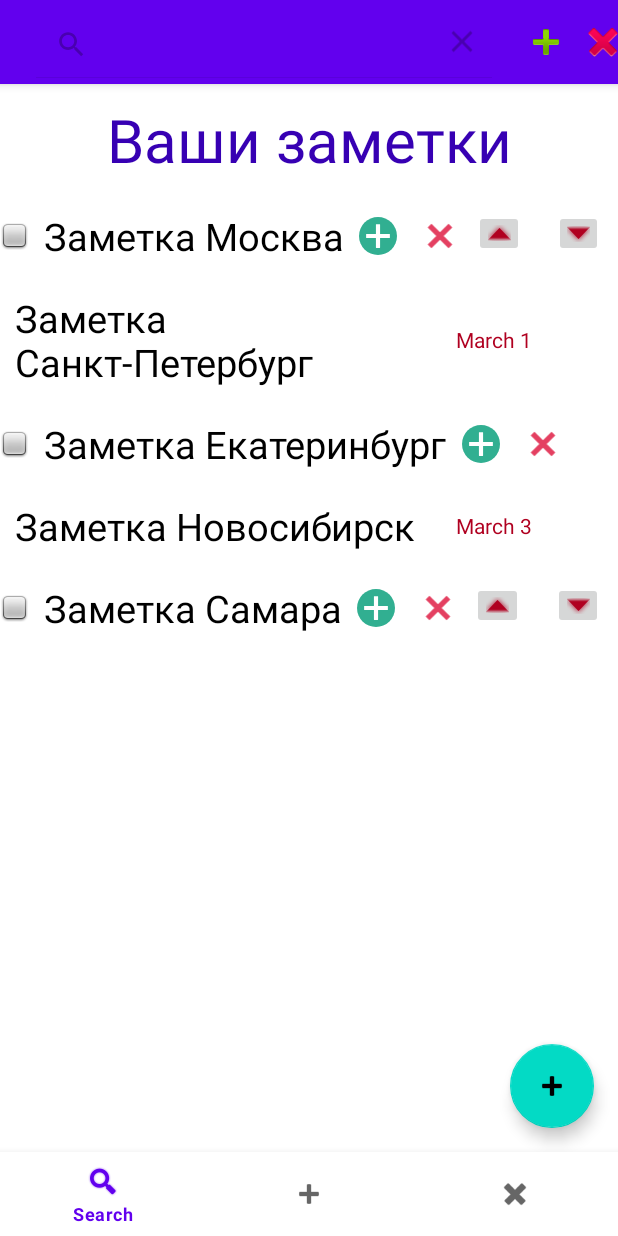
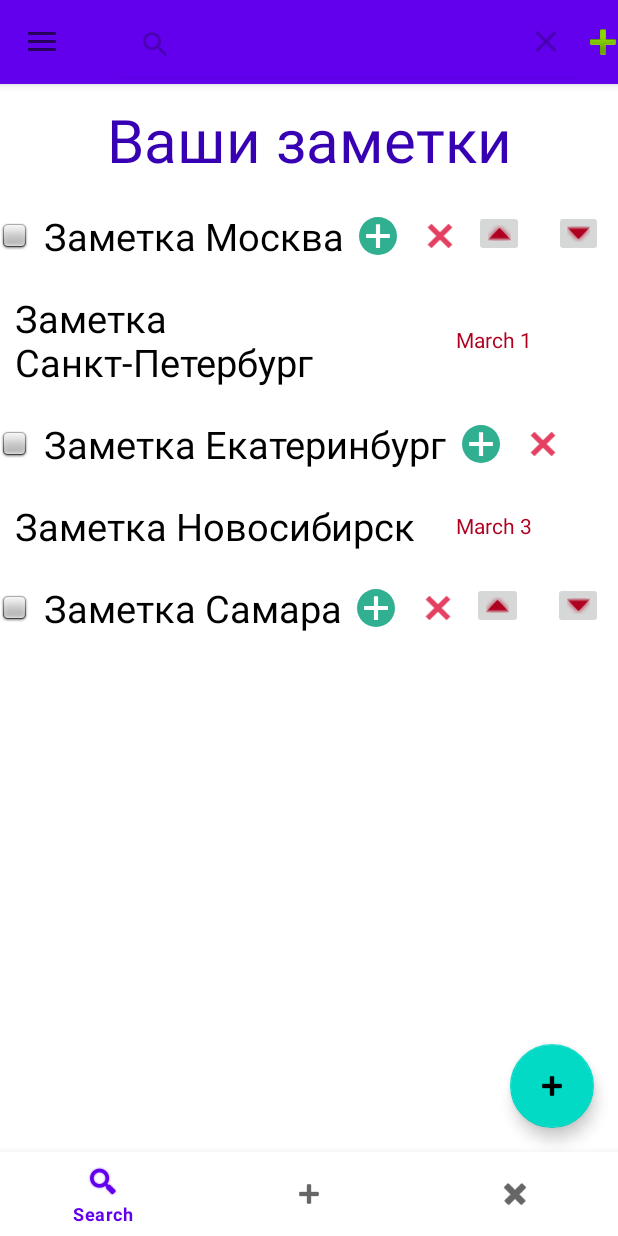
Before and after one commit to Iliassemeonidis/Android, an Android app: the screen it shows after launch (MainActivity), after a tap on "Search", on a phone screen of 412 x 824 dp. Run offline under Robolectric (Android 15) with nearby library versions, the phone set to English and light mode, and no system bars.

Commit message:
DrawerLayout

```diff
--- a/app/src/main/java/ru/adnroid/myapplication/main/MainActivity.java
+++ b/app/src/main/java/ru/adnroid/myapplication/main/MainActivity.java
@@ -8,15 +8,19 @@ import android.view.MenuInflater;
 import android.view.MenuItem;
 import android.widget.Toast;
 
+import androidx.annotation.NonNull;
 import androidx.annotation.Nullable;
+import androidx.appcompat.app.ActionBarDrawerToggle;
 import androidx.appcompat.app.AppCompatActivity;
 import androidx.appcompat.widget.SearchView;
 import androidx.appcompat.widget.Toolbar;
+import androidx.drawerlayout.widget.DrawerLayout;
 import androidx.fragment.app.Fragment;
 import androidx.fragment.app.FragmentManager;
 import androidx.fragment.app.FragmentTransaction;
 
 import com.google.android.material.bottomnavigation.BottomNavigationView;
+import com.google.android.material.navigation.NavigationView;
 
 import ru.adnroid.myapplication.EditFragment;
 import ru.adnroid.myapplication.R;
@@ -48,12 +52,34 @@ public class MainActivity extends AppCompatActivity {
 
         Toolbar toolbar = findViewById(R.id.toolbar);
         setSupportActionBar(toolbar);
+        initDrawer(toolbar);
 
         if (savedInstanceState == null) {
             addMainFragment();
         }
         addFragment(savedInstanceState);
     }
+
+    private void initDrawer(Toolbar toolbar) {
+        final DrawerLayout drawer = findViewById(R.id.drawer_layout);
+        ActionBarDrawerToggle toggle = new ActionBarDrawerToggle(
+                this, drawer, toolbar,
+                R.string.navigation_drawer_open,
+                R.string.navigation_drawer_close);
+        drawer.addDrawerListener(toggle);
+        toggle.syncState();
+
+        // Обработка навигационного меню
+        NavigationView navigationView = findViewById(R.id.navigation_view);
+        navigationView.setNavigationItemSelectedListener(new NavigationView.OnNavigationItemSelectedListener() {
+            @Override
+            public boolean onNavigationItemSelected(@NonNull MenuItem item) {
+                Toast.makeText(MainActivity.this, item.getTitle(), Toast.LENGTH_SHORT).show();
+                return true;
+            }
+        });
+    }
+
 
     @Override
     public boolean onCreateOptionsMenu(Menu menu) {
--- a/app/src/main/res/layout/activity_main.xml
+++ b/app/src/main/res/layout/activity_main.xml
@@ -1,7 +1,11 @@
 <?xml version="1.0" encoding="utf-8"?>
-<androidx.coordinatorlayout.widget.CoordinatorLayout xmlns:android="http://schemas.android.com/apk/res/android"
+<androidx.drawerlayout.widget.DrawerLayout xmlns:android="http://schemas.android.com/apk/res/android"
     xmlns:app="http://schemas.android.com/apk/res-auto"
     android:id="@+id/drawer_layout"
+    android:layout_width="match_parent"
+    android:layout_height="match_parent">
+
+    <androidx.coordinatorlayout.widget.CoordinatorLayout
         android:layout_width="match_parent"
         android:layout_height="match_parent"
         android:fitsSystemWindows="true">
@@ -35,15 +39,8 @@
                 android:layout_height="wrap_content"
                 android:text="@string/result"
                 android:visibility="gone" />
-    </LinearLayout><!--
+        </LinearLayout>
 
-    <com.google.android.material.navigation.NavigationView
-        android:layout_width="wrap_content"
-        android:layout_height="match_parent"
-        android:fitsSystemWindows="true"
-        app:menu="@menu/main_menu" />
-</androidx.drawerlayout.widget.DrawerLayout>
--->
         <com.google.android.material.bottomnavigation.BottomNavigationView
             android:id="@+id/bottom_navigation"
             android:layout_width="match_parent"
@@ -52,3 +49,12 @@
             app:labelVisibilityMode="selected"
             app:menu="@menu/main_menu" />
     </androidx.coordinatorlayout.widget.CoordinatorLayout>
+
+    <com.google.android.material.navigation.NavigationView
+        android:id="@+id/navigation_view"
+        android:layout_width="wrap_content"
+        android:layout_height="match_parent"
+        android:layout_gravity="start"
+        android:fitsSystemWindows="true"
+        app:menu="@menu/main_menu" />
+</androidx.drawerlayout.widget.DrawerLayout>
--- a/app/src/main/res/values/strings.xml
+++ b/app/src/main/res/values/strings.xml
@@ -3,6 +3,8 @@
     <string name="text">Text</string>
     <string name="city">City</string>
     <string name="description">Description</string>
+    <string name="navigation_drawer_open">Open navigation drawer</string>
+    <string name="navigation_drawer_close">Close navigation drawer</string>
 
     <string-array name="cities">
         <item>Заметка Москва</item>
```
Lines whose indentation alone changed are shown as unchanged.
